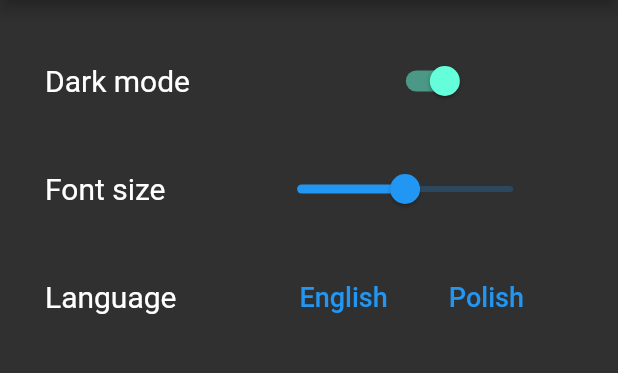
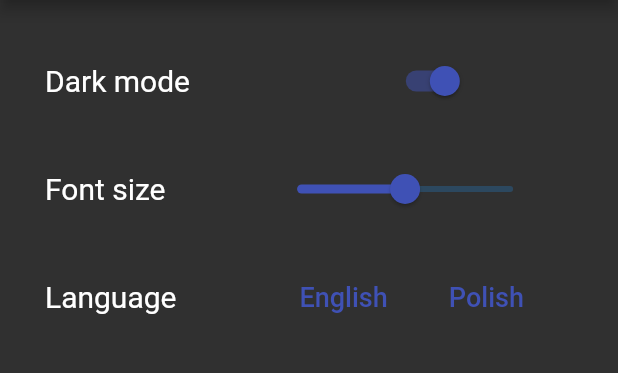
Before and after one commit to FWasik/Parcel-App, a Flutter app: the SettingsPage screen opened directly, on a phone screen of 412 x 824 dp, the part 84-457 px from its top. Run offline on Flutter 3.47's test engine with Material 2 defaults, Android fonts, the phone set to English and light mode, and no system bars; our stand-ins replace cloud_firestore, email_validator, equatable, firebase_auth, firebase_core, flutter_bloc and 5 more; missing offline and left inert: flutter_google_places_hoc081098, google_api_headers, google_maps_webservice; accounts and stored records are empty; generated files the repository leaves out were written again.

Commit message:
settings theme change

```diff
--- a/lib/screens/settings_page.dart
+++ b/lib/screens/settings_page.dart
@@ -34,6 +34,8 @@ class _SettingsPageState extends State<SettingsPage> {
         backgroundColor: Theme.of(context).primaryColor,
       ),
       body: BlocBuilder<AuthBloc, AuthState>(builder: (contextAuth, stateAuth) {
+        return BlocBuilder<ThemeBloc, ThemeState>(
+            builder: (context, stateTheme) {
           return BlocBuilder<FontBloc, FontState>(
               builder: (contextFont, stateFont) {
             Future.delayed(Duration.zero, () async {
@@ -54,9 +56,8 @@ class _SettingsPageState extends State<SettingsPage> {
                           style: TextStyle(fontSize: 20 * stateFont.resize),
                         ),
                         Spacer(flex: themeSpacer),
-                      BlocBuilder<ThemeBloc, ThemeState>(
-                        builder: (context, stateTheme) {
-                          return Switch.adaptive(
+                        Switch.adaptive(
+                            activeColor: stateTheme.checkboxColor,
                             value: stateTheme.isDark,
                             onChanged: ((value) {
                               if (stateTheme.isDark) {
@@ -80,9 +81,7 @@ class _SettingsPageState extends State<SettingsPage> {
                                                 255, 49, 51, 62),
                                         checkboxColor: Colors.indigo));
                               }
-                              }));
-                        },
-                      ),
+                            })),
                         const Spacer()
                       ],
                     ),
@@ -93,6 +92,7 @@ class _SettingsPageState extends State<SettingsPage> {
                             style: TextStyle(fontSize: 20 * stateFont.resize)),
                         const Spacer(flex: 4),
                         Slider(
+                          activeColor: stateTheme.checkboxColor,
                           value: _currentSliderValue,
                           max: 1.15,
                           min: 0.85,
@@ -121,7 +121,9 @@ class _SettingsPageState extends State<SettingsPage> {
                         TextButton(
                           child: Text(
                             appLoc.setEnglish,
-                          style: TextStyle(fontSize: 18 * stateFont.resize),
+                            style: TextStyle(
+                                fontSize: 18 * stateFont.resize,
+                                color: stateTheme.checkboxColor),
                           ),
                           onPressed: () {
                             context
@@ -134,7 +136,9 @@ class _SettingsPageState extends State<SettingsPage> {
                         const Spacer(),
                         TextButton(
                           child: Text(appLoc.setPolish,
-                            style: TextStyle(fontSize: 18 * stateFont.resize)),
+                              style: TextStyle(
+                                  fontSize: 18 * stateFont.resize,
+                                  color: stateTheme.checkboxColor)),
                           onPressed: () {
                             context
                                 .read<LanguageBloc>()
@@ -167,6 +171,7 @@ class _SettingsPageState extends State<SettingsPage> {
               ),
             );
           });
+        });
       }),
     );
   }
```
Lines whose indentation alone changed are shown as unchanged.
